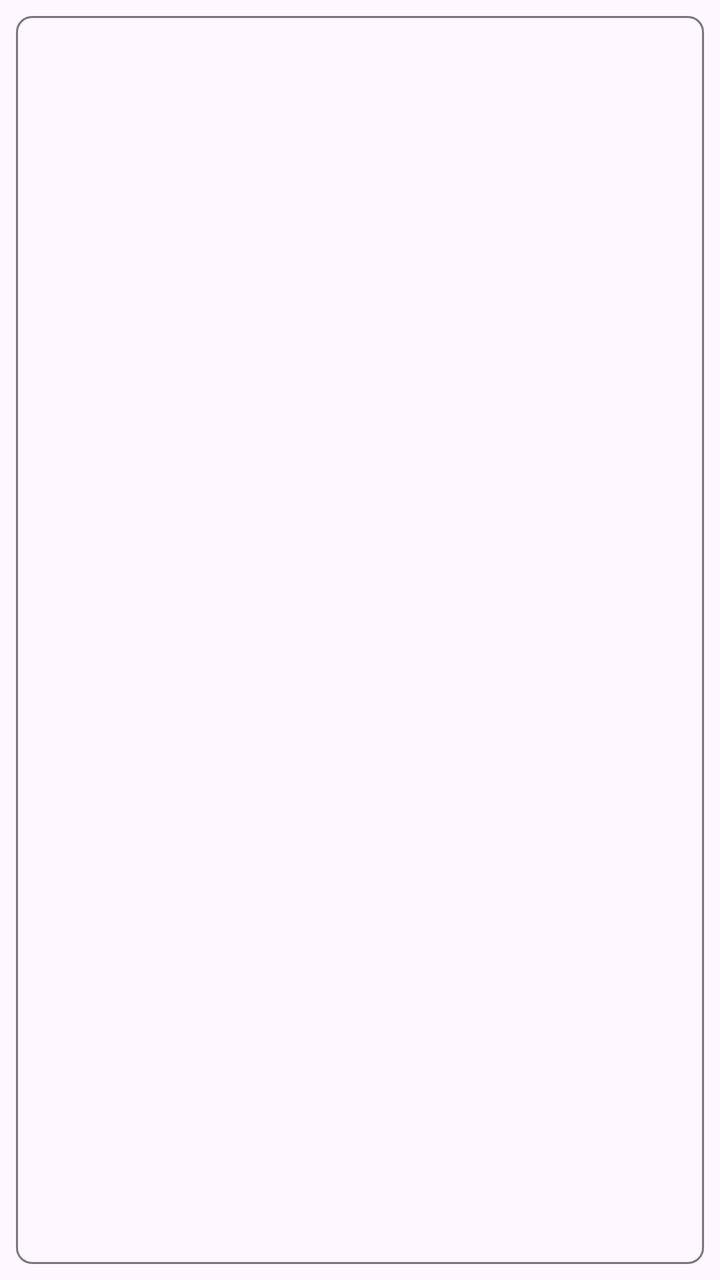
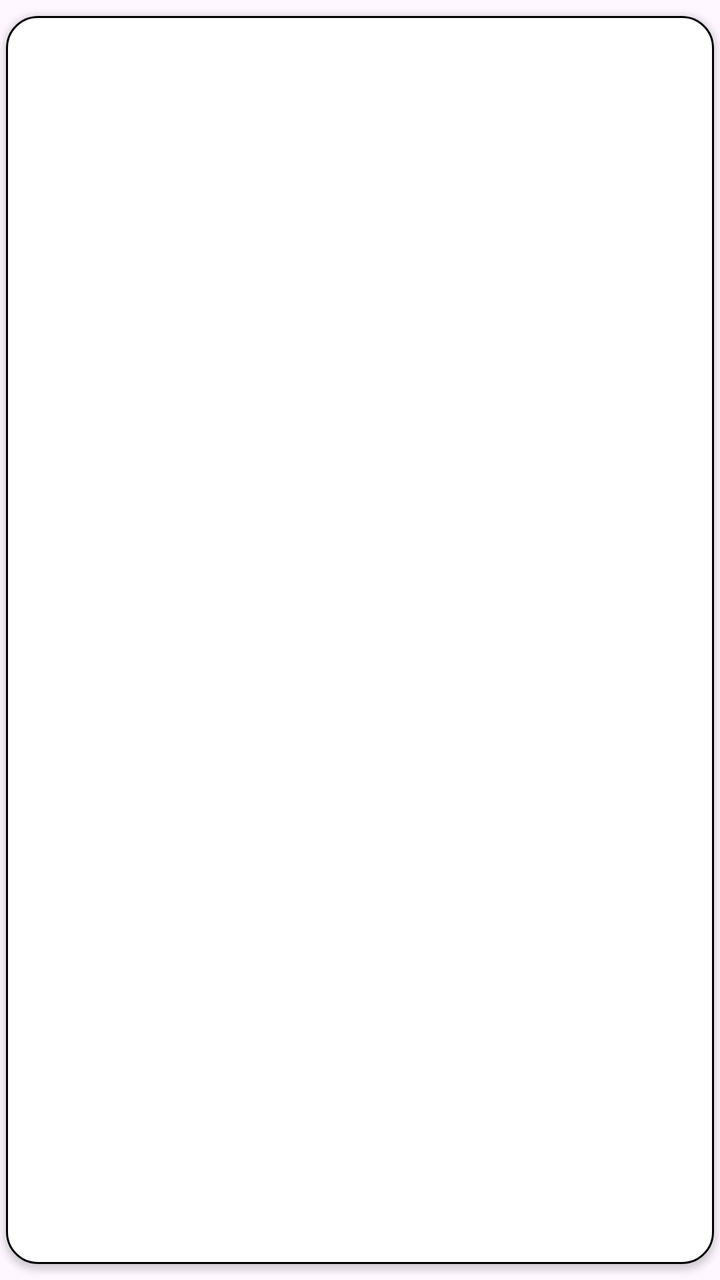

Two renders of the same Android screen: before a commit and after it. Below are the layout's source before the change and the commit's diff.
<!-- AndroidManifest.xml: application theme Theme.DesignExample -->
<!-- res/layout/chip.xml -->
<?xml version="1.0" encoding="utf-8"?>
<com.google.android.material.chip.Chip xmlns:android="http://schemas.android.com/apk/res/android"
    xmlns:app="http://schemas.android.com/apk/res-auto"
    android:layout_width="wrap_content"
    android:layout_height="wrap_content"
    android:layout_marginEnd="12dp">

</com.google.android.material.chip.Chip>
<!-- resources referenced by this layout -->
<resources>
  <style name="Theme.DesignExample" parent="Base.Theme.DesignExample" />
  <style name="Base.Theme.DesignExample" parent="Theme.Material3.DayNight.NoActionBar">
          
          
          <item name="android:statusBarColor">@color/black</item>
      </style>
  <color name="black">#FF000000</color>
</resources>

<!-- the commit's change to res/layout/chip.xml (unified diff, before → after) -->
@@ -2,7 +2,29 @@
 <com.google.android.material.chip.Chip xmlns:android="http://schemas.android.com/apk/res/android"
     xmlns:app="http://schemas.android.com/apk/res-auto"
     android:layout_width="wrap_content"
+    style="@style/Widget.Material3.Chip.Filter"
     android:layout_height="wrap_content"
-    android:layout_marginEnd="12dp">
+    android:layout_marginEnd="8dp"
+    android:layout_marginBottom="8dp"
+    android:textAppearance="@style/TextAppearance.MaterialComponents.Body2"
+    android:textColor="?attr/colorOnSurface"
+    android:checkable="true"
+    android:clickable="true"
+    android:focusable="true"
+    android:elevation="2dp"
+    android:stateListAnimator="@null"
+    app:chipCornerRadius="16dp"
+    app:chipMinHeight="32dp"
+    app:chipStrokeColor="@color/common_google_signin_btn_text_dark"
+    app:chipStrokeWidth="1dp"
+    app:ensureMinTouchTargetSize="true"
+    app:rippleColor="?attr/colorPrimary"
+    app:chipIconTint="?attr/colorPrimary"
+    app:closeIconTint="?attr/colorOnSurface"
+    app:textStartPadding="12dp"
+    app:textEndPadding="12dp"
+    android:checked="false"
+    app:chipBackgroundColor="@color/chip_background_color"
+    >
 
 </com.google.android.material.chip.Chip>
